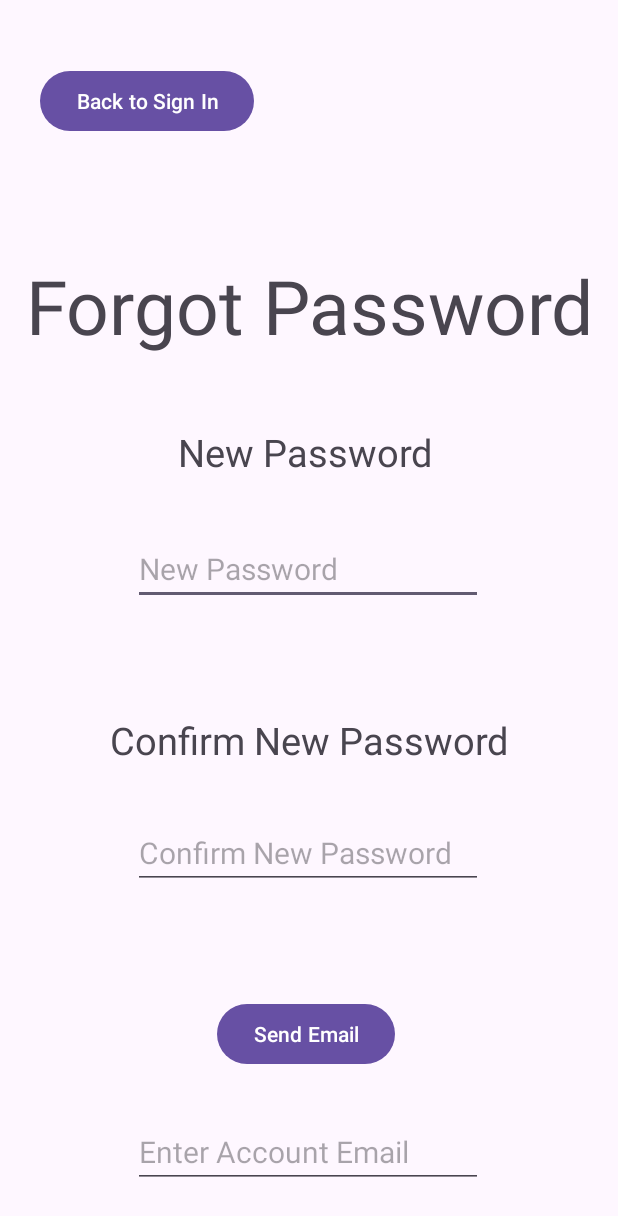
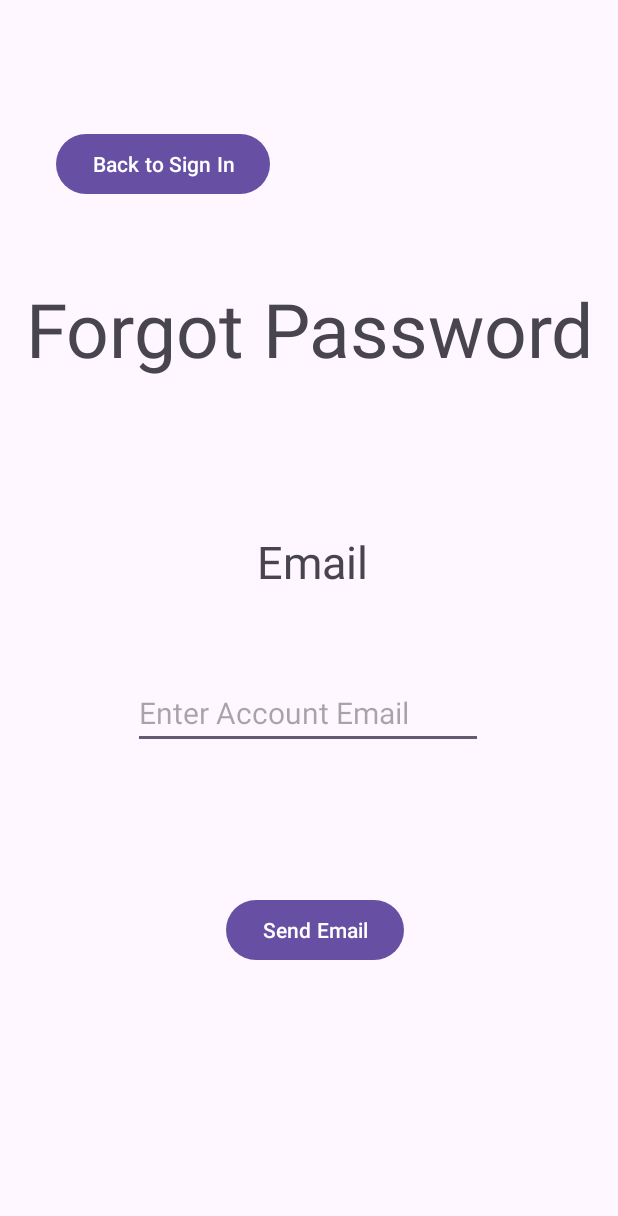
Before and after one commit to GarrettVosecky/Hackstreet-Boys, an Android app: the forget_passwordScreen screen opened directly, with no data from a screen before it, on a phone screen of 412 x 824 dp. Shown: the top 1216 px of the screen. Run offline under Robolectric (Android 15) with nearby library versions, the phone set to English and light mode, and no system bars; our stand-ins replace Firebase (no records; nobody signed in at launch, a user with empty details on screens opened directly).

Commit message:
Fixed a few things

```diff
--- a/app/src/main/AndroidManifest.xml
+++ b/app/src/main/AndroidManifest.xml
@@ -27,10 +27,10 @@
             android:name=".Sign_inScreen"
             android:exported="true">
 
-            <!-- <intent-filter>
+            <intent-filter>
                 <action android:name="android.intent.action.MAIN" />
                 <category android:name="android.intent.category.LAUNCHER" />
-            </intent-filter> -->
+            </intent-filter>
 
         </activity>
 
--- a/app/src/main/res/layout/forget_password_screen.xml
+++ b/app/src/main/res/layout/forget_password_screen.xml
@@ -6,22 +6,6 @@
     android:layout_width="match_parent"
     android:layout_height="match_parent"
     tools:context=".Sign_inScreen">
-
-    <EditText
-        android:id="@+id/newPasswordEditText"
-        android:layout_width="wrap_content"
-        android:layout_height="wrap_content"
-        android:ems="10"
-        android:hint="New Password"
-        app:passwordToggleEnabled="true"
-        android:inputType="textPassword"
-        android:textSize="20dp"
-        app:layout_constraintBottom_toBottomOf="parent"
-        app:layout_constraintEnd_toEndOf="parent"
-        app:layout_constraintHorizontal_bias="0.497"
-        app:layout_constraintStart_toStartOf="parent"
-        app:layout_constraintTop_toTopOf="parent"
-        app:layout_constraintVertical_bias="0.458" />
 
     <EditText
         android:id="@+id/emailEditText"
@@ -36,84 +20,56 @@
         app:layout_constraintHorizontal_bias="0.497"
         app:layout_constraintStart_toStartOf="parent"
         app:layout_constraintTop_toTopOf="parent"
-        app:layout_constraintVertical_bias="0.959"
+        app:layout_constraintVertical_bias="0.582"
         app:passwordToggleEnabled="true" />
-
-    <EditText
-        android:id="@+id/confirmPasswordEditText"
-        android:layout_width="wrap_content"
-        android:layout_height="wrap_content"
-        android:ems="10"
-        android:hint="Confirm New Password"
-        android:inputType="text"
-        android:textSize="20dp"
-        app:layout_constraintBottom_toBottomOf="parent"
-        app:layout_constraintEnd_toEndOf="parent"
-        app:layout_constraintHorizontal_bias="0.497"
-        app:layout_constraintStart_toStartOf="parent"
-        app:layout_constraintTop_toTopOf="parent"
-        app:layout_constraintVertical_bias="0.702" />
-
-    <TextView
-        android:id="@+id/textView2"
-        android:layout_width="wrap_content"
-        android:layout_height="wrap_content"
-        android:text="New Password"
-        android:textSize="25sp"
-        app:layout_constraintBottom_toBottomOf="parent"
-        app:layout_constraintEnd_toEndOf="parent"
-        app:layout_constraintHorizontal_bias="0.489"
-        app:layout_constraintStart_toStartOf="parent"
-        app:layout_constraintTop_toTopOf="parent"
-        app:layout_constraintVertical_bias="0.36" />
-
-    <TextView
-        android:id="@+id/textView"
-        android:layout_width="wrap_content"
-        android:layout_height="wrap_content"
-        android:text="Confirm New Password"
-        android:textSize="25sp"
-        app:layout_constraintBottom_toBottomOf="parent"
-        app:layout_constraintEnd_toEndOf="parent"
-        app:layout_constraintStart_toStartOf="parent"
-        app:layout_constraintTop_toBottomOf="@+id/textView2"
-        app:layout_constraintVertical_bias="0.334" />
 
     <Button
         android:id="@+id/ConfirmPassBtn"
         android:layout_width="wrap_content"
         android:layout_height="wrap_content"
+        android:layout_marginBottom="180dp"
         android:text="Send Email"
         app:layout_constraintBottom_toBottomOf="parent"
         app:layout_constraintEnd_toEndOf="parent"
-        app:layout_constraintHorizontal_bias="0.493"
-        app:layout_constraintStart_toStartOf="parent"
-        app:layout_constraintTop_toBottomOf="@+id/confirmPasswordEditText"
-        app:layout_constraintVertical_bias="0.395" />
+        app:layout_constraintHorizontal_bias="0.513"
+        app:layout_constraintStart_toStartOf="parent" />
 
     <Button
         android:id="@+id/ForgotPassBack"
         android:layout_width="wrap_content"
         android:layout_height="wrap_content"
+        android:layout_marginTop="8dp"
         android:text="Back to Sign In"
-        app:layout_constraintBottom_toTopOf="@+id/textView2"
+        app:layout_constraintBottom_toTopOf="@+id/emailEditText"
         app:layout_constraintEnd_toEndOf="parent"
-        app:layout_constraintHorizontal_bias="0.1"
+        app:layout_constraintHorizontal_bias="0.138"
         app:layout_constraintStart_toStartOf="parent"
         app:layout_constraintTop_toTopOf="parent"
-        app:layout_constraintVertical_bias="0.184" />
+        app:layout_constraintVertical_bias="0.195" />
 
     <TextView
         android:id="@+id/textView3"
         android:layout_width="wrap_content"
         android:layout_height="wrap_content"
+        android:layout_marginTop="52dp"
         android:text="Forgot Password"
         android:textSize="50dp"
-        app:layout_constraintBottom_toTopOf="@+id/textView2"
         app:layout_constraintEnd_toEndOf="parent"
         app:layout_constraintHorizontal_bias="0.515"
         app:layout_constraintStart_toStartOf="parent"
-        app:layout_constraintTop_toBottomOf="@+id/ForgotPassBack"
-        app:layout_constraintVertical_bias="0.626" />
+        app:layout_constraintTop_toBottomOf="@+id/ForgotPassBack" />
+
+    <TextView
+        android:id="@+id/textView4"
+        android:layout_width="wrap_content"
+        android:layout_height="wrap_content"
+        android:text="Email"
+        android:textSize="30dp"
+        app:layout_constraintBottom_toTopOf="@+id/emailEditText"
+        app:layout_constraintEnd_toEndOf="parent"
+        app:layout_constraintHorizontal_bias="0.506"
+        app:layout_constraintStart_toStartOf="parent"
+        app:layout_constraintTop_toBottomOf="@+id/textView3"
+        app:layout_constraintVertical_bias="0.64" />
 
 </androidx.constraintlayout.widget.ConstraintLayout>
```
